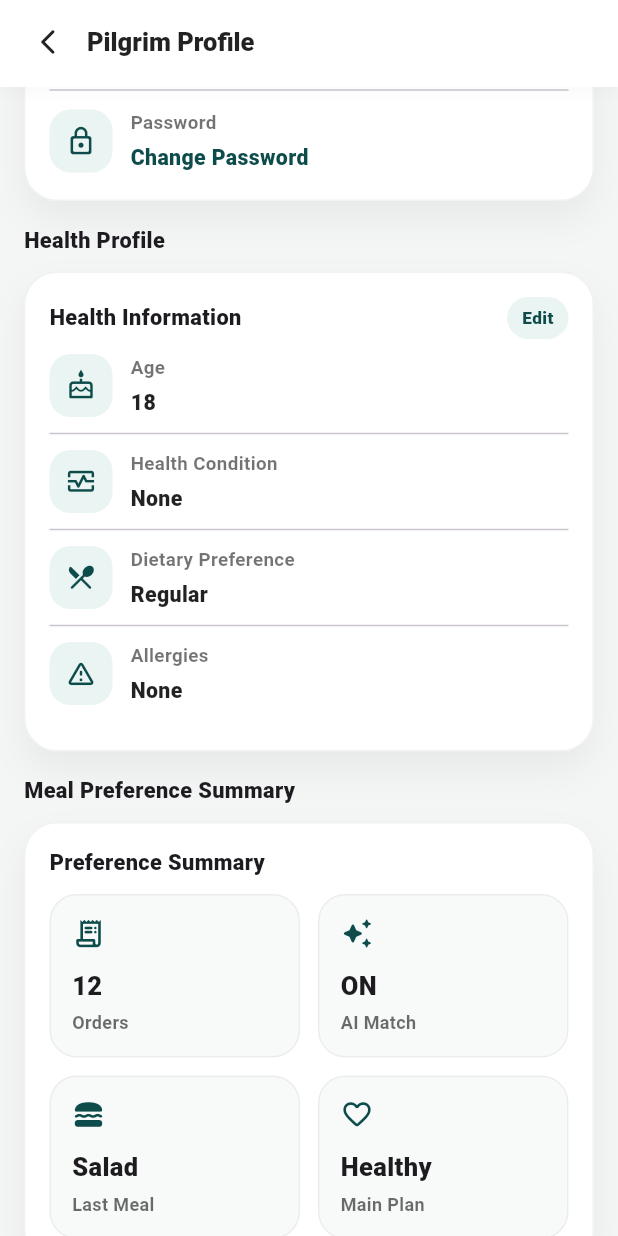
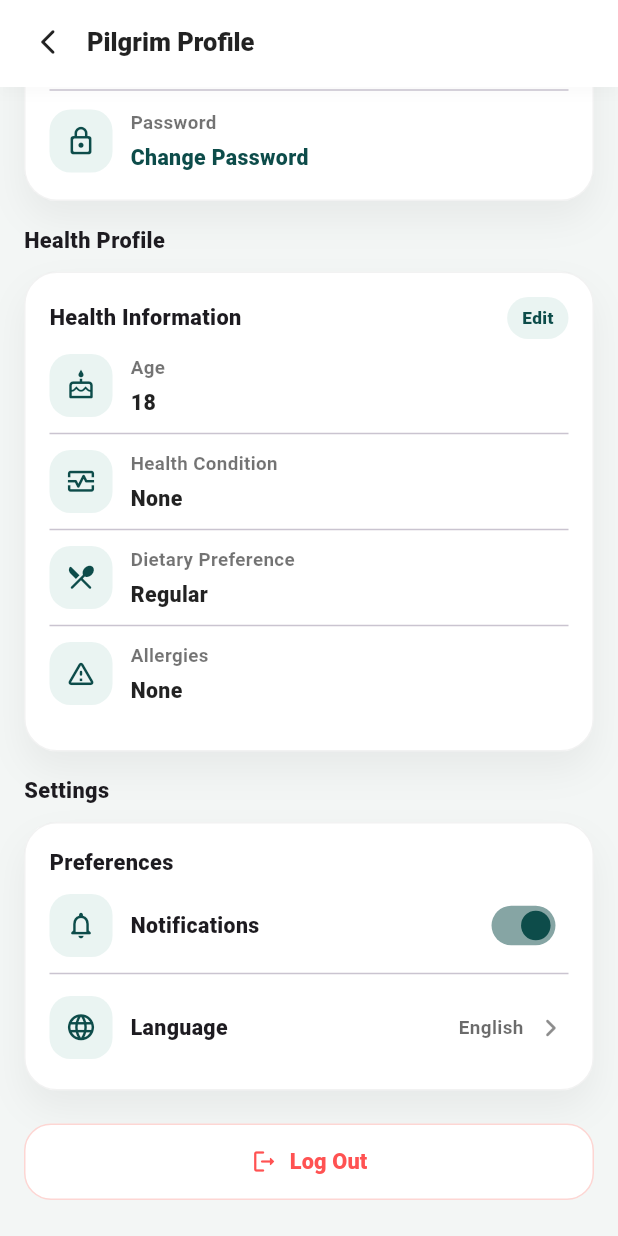
Before and after one commit to Raneem4792/Gradproject, a Flutter app: the PilgrimProfilePage screen opened by its route, scrolled down 449 dp, on a phone screen of 412 x 824 dp. Run offline on Flutter 3.47's test engine with Material 3 defaults, Android fonts, the phone set to English and light mode, and no system bars; our stand-ins replace image_picker; accounts and stored records are empty.

Commit message:
piligrmprofile update

```diff
--- a/nu/lib/pages/pilgrim_profile_page.dart
+++ b/nu/lib/pages/pilgrim_profile_page.dart
@@ -5,6 +5,7 @@ import '../session/user_session.dart';
 import '../models/health_profile.dart';
 import '../models/pilgrim_profile.dart';
 import '../services/pilgrim_service.dart';
+import '../services/meal_service.dart';
 import 'login_page.dart';
 
 class PilgrimProfilePage extends StatefulWidget {
@@ -469,10 +470,7 @@ class _PilgrimProfilePageState extends State<PilgrimProfilePage> {
           ),
           TextButton(
             onPressed: () => Navigator.pop(context, true),
-          child: const Text(
-            "Log Out",
-            style: TextStyle(color: Colors.red),
-          ),
+            child: const Text("Log Out", style: TextStyle(color: Colors.red)),
           ),
         ],
       ),
@@ -579,11 +577,6 @@ class _PilgrimProfilePageState extends State<PilgrimProfilePage> {
               ),
             const SizedBox(height: 16),
 
-            const _SectionTitle(title: "Meal Preference Summary"),
-            const SizedBox(height: 10),
-            const _MealSummaryCard(),
-            const SizedBox(height: 16),
-
             const _SectionTitle(title: "Settings"),
             const SizedBox(height: 10),
             _SettingsCard(
@@ -604,8 +597,6 @@ class _PilgrimProfilePageState extends State<PilgrimProfilePage> {
       ),
     );
   }
-
-
 }
 
 class _PilgrimProfileAppBar extends StatelessWidget
@@ -1060,61 +1051,6 @@ class _HealthProfileCard extends StatelessWidget {
             const SizedBox(height: 14),
             _TagsWrap(tags: tags),
           ],
-        ],
-      ),
-    );
-  }
-}
-
-class _MealSummaryCard extends StatelessWidget {
-  const _MealSummaryCard();
-
-  @override
-  Widget build(BuildContext context) {
-    return _WhiteCard(
-      child: Column(
-        children: const [
-          _CardHeader(title: "Preference Summary"),
-          SizedBox(height: 10),
-          Row(
-            children: [
-              Expanded(
-                child: _MiniStatCard(
-                  title: "Orders",
-                  value: "12",
-                  icon: Icons.receipt_long_rounded,
-                ),
-              ),
-              SizedBox(width: 12),
-              Expanded(
-                child: _MiniStatCard(
-                  title: "AI Match",
-                  value: "ON",
-                  icon: Icons.auto_awesome_rounded,
-                ),
-              ),
-            ],
-          ),
-          SizedBox(height: 12),
-          Row(
-            children: [
-              Expanded(
-                child: _MiniStatCard(
-                  title: "Last Meal",
-                  value: "Salad",
-                  icon: Icons.lunch_dining_rounded,
-                ),
-              ),
-              SizedBox(width: 12),
-              Expanded(
-                child: _MiniStatCard(
-                  title: "Main Plan",
-                  value: "Healthy",
-                  icon: Icons.favorite_outline_rounded,
-                ),
-              ),
-            ],
-          ),
         ],
       ),
     );
@@ -1786,50 +1722,6 @@ class _SwitchSettingRow extends StatelessWidget {
   }
 }
 
-class _MiniStatCard extends StatelessWidget {
-  final String title;
-  final String value;
-  final IconData icon;
-
-  const _MiniStatCard({
-    required this.title,
-    required this.value,
-    required this.icon,
-  });
-
-  @override
-  Widget build(BuildContext context) {
-    return Container(
-      padding: const EdgeInsets.fromLTRB(14, 14, 14, 14),
-      decoration: BoxDecoration(
-        color: const Color(0xFFF8FAFA),
-        borderRadius: BorderRadius.circular(18),
-        border: Border.all(color: Colors.black.withOpacity(0.05)),
-      ),
-      child: Column(
-        crossAxisAlignment: CrossAxisAlignment.start,
-        children: [
-          Icon(icon, size: 22, color: PilgrimProfilePage.primary),
-          const SizedBox(height: 12),
-          Text(
-            value,
-            style: const TextStyle(fontSize: 17, fontWeight: FontWeight.w900),
-          ),
-          const SizedBox(height: 4),
-          Text(
-            title,
-            style: TextStyle(
-              fontSize: 12,
-              color: Colors.black.withOpacity(0.58),
-              fontWeight: FontWeight.w700,
-            ),
-          ),
-        ],
-      ),
-    );
-  }
-}
-
 class _TagsWrap extends StatelessWidget {
   final List<String> tags;
 
--- a/nu/lib/pages/pilgrim_submit_meal_request_page.dart
+++ b/nu/lib/pages/pilgrim_submit_meal_request_page.dart
@@ -73,11 +73,9 @@ class _PilgrimSubmitMealRequestPageState
     } catch (e) {
       if (!mounted) return;
 
-      ScaffoldMessenger.of(context).showSnackBar(
-        SnackBar(
-          content: Text('Failed to submit request: $e'),
-        ),
-      );
+      ScaffoldMessenger.of(
+        context,
+      ).showSnackBar(SnackBar(content: Text('Failed to submit request: $e')));
     } finally {
       if (mounted) {
         setState(() => _isSubmitting = false);
@@ -191,10 +189,7 @@ class _PilgrimSubmitMealRequestPageState
                         ),
                         focusedBorder: const OutlineInputBorder(
                           borderRadius: BorderRadius.all(Radius.circular(16)),
-                          borderSide: BorderSide(
-                            color: primary,
-                            width: 1.2,
-                          ),
+                          borderSide: BorderSide(color: primary, width: 1.2),
                         ),
                       ),
                     ),
@@ -223,8 +218,9 @@ class _PilgrimSubmitMealRequestPageState
                           height: 22,
                           child: CircularProgressIndicator(
                             strokeWidth: 2.4,
-                            valueColor:
-                                AlwaysStoppedAnimation<Color>(Colors.white),
+                            valueColor: AlwaysStoppedAnimation<Color>(
+                              Colors.white,
+                            ),
                           ),
                         )
                       : const Text(
@@ -249,6 +245,8 @@ class _PilgrimSubmitMealRequestPageState
       barrierDismissible: false,
       builder: (_) {
         return Dialog(
+          backgroundColor: Colors.white,
+          surfaceTintColor: Colors.transparent,
           shape: RoundedRectangleBorder(
             borderRadius: BorderRadius.circular(24),
           ),
@@ -273,10 +271,7 @@ class _PilgrimSubmitMealRequestPageState
                 const SizedBox(height: 14),
                 const Text(
                   "Request Submitted",
-                  style: TextStyle(
-                    fontSize: 17,
-                    fontWeight: FontWeight.w900,
-                  ),
+                  style: TextStyle(fontSize: 17, fontWeight: FontWeight.w900),
                 ),
                 const SizedBox(height: 8),
                 Text(
@@ -321,8 +316,7 @@ class _PilgrimSubmitMealRequestPageState
   }
 }
 
-class _SubmitMealAppBar extends StatelessWidget
-    implements PreferredSizeWidget {
+class _SubmitMealAppBar extends StatelessWidget implements PreferredSizeWidget {
   const _SubmitMealAppBar();
 
   @override
@@ -402,9 +396,7 @@ class _MealSummaryCard extends StatelessWidget {
         crossAxisAlignment: CrossAxisAlignment.start,
         children: [
           ClipRRect(
-            borderRadius: const BorderRadius.vertical(
-              top: Radius.circular(24),
-            ),
+            borderRadius: const BorderRadius.vertical(top: Radius.circular(24)),
             child: Container(
               height: 150,
               width: double.infinity,
@@ -412,10 +404,7 @@ class _MealSummaryCard extends StatelessWidget {
                 gradient: LinearGradient(
                   begin: Alignment.topLeft,
                   end: Alignment.bottomRight,
-                  colors: [
-                    softMint,
-                    mint.withOpacity(0.35),
-                  ],
+                  colors: [softMint, mint.withOpacity(0.35)],
                 ),
               ),
               child: Center(
@@ -516,10 +505,7 @@ class _SectionTitle extends StatelessWidget {
   Widget build(BuildContext context) {
     return Text(
       title,
-      style: const TextStyle(
-        fontSize: 14.5,
-        fontWeight: FontWeight.w900,
-      ),
+      style: const TextStyle(fontSize: 14.5, fontWeight: FontWeight.w900),
     );
   }
 }
```
Lines whose indentation alone changed are shown as unchanged.
